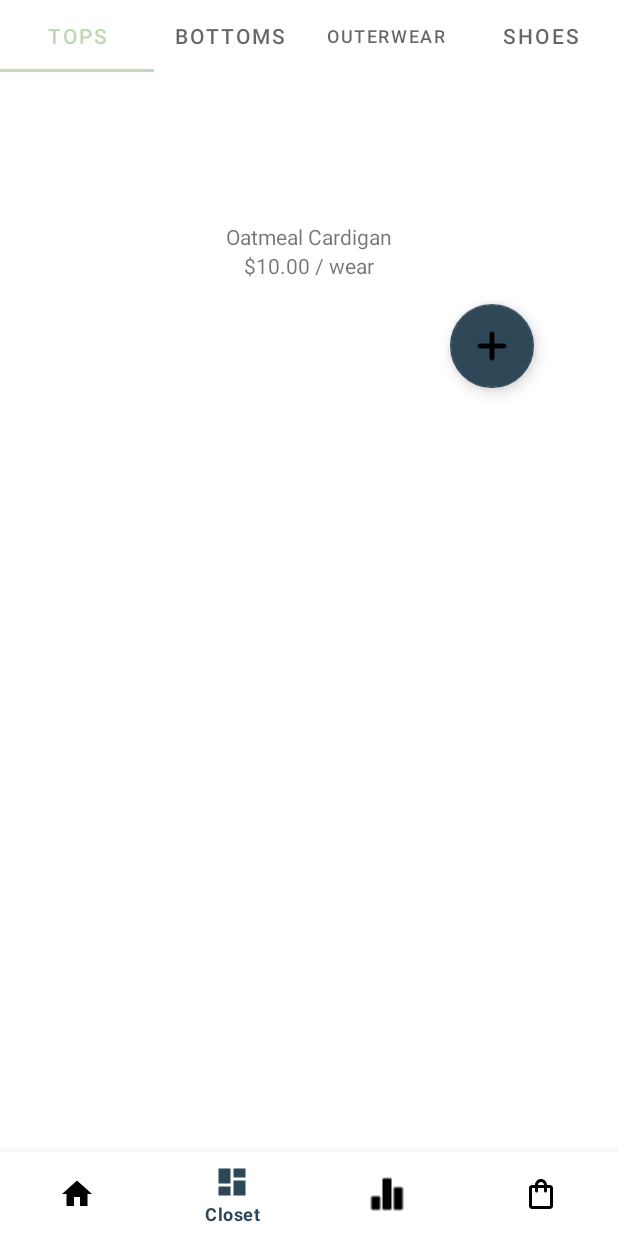
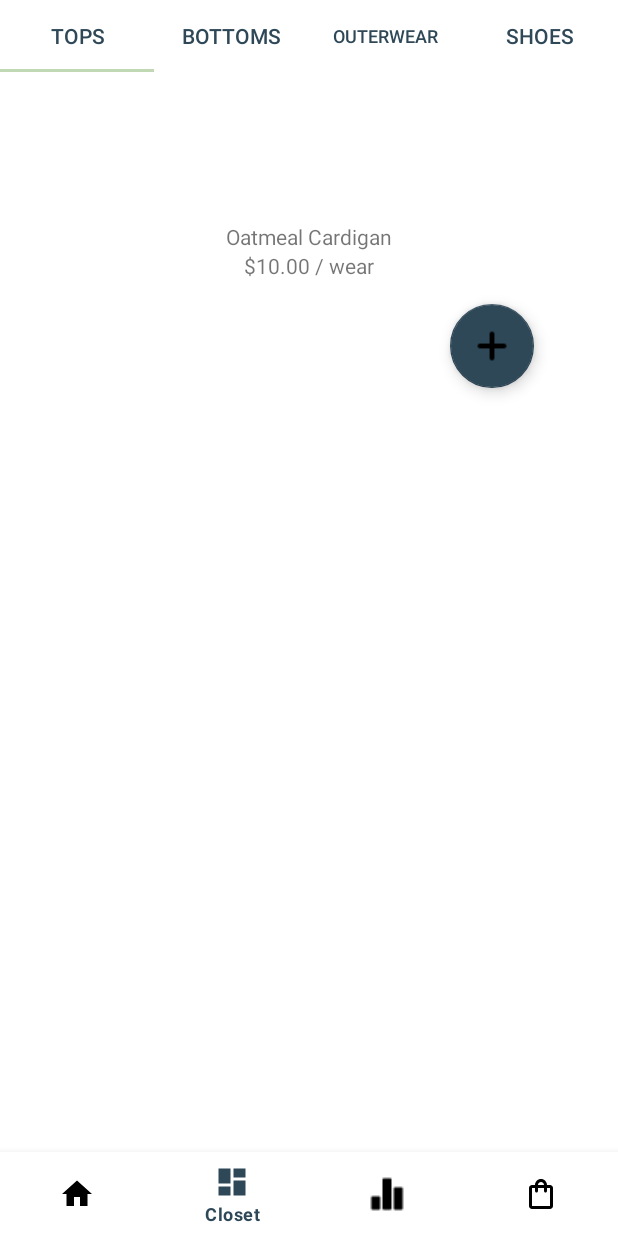
Before and after one commit to praneershrest/Capsule, an Android app: the ClosetFragment screen opened through its navigation route, on a phone screen of 412 x 824 dp. Run offline under Robolectric (Android 15) with nearby library versions, the phone set to English and light mode, and no system bars; our stand-ins replace Room's generated code, navigation-ui.

Commit message:
Style tab layouts in closet page

```diff
--- a/app/src/main/res/layout/fragment_closet.xml
+++ b/app/src/main/res/layout/fragment_closet.xml
@@ -14,7 +14,9 @@
         <com.google.android.material.tabs.TabLayout
             android:layout_width="match_parent"
             android:layout_height="wrap_content"
-            android:id="@+id/tab"/>
+            android:id="@+id/tab"
+            app:tabTextColor="@color/fifth"
+            app:tabTextAppearance="@style/AppTheme.FreqTabLayoutText"/>
 
         <androidx.viewpager2.widget.ViewPager2
             android:id="@+id/viewPager1"
```
